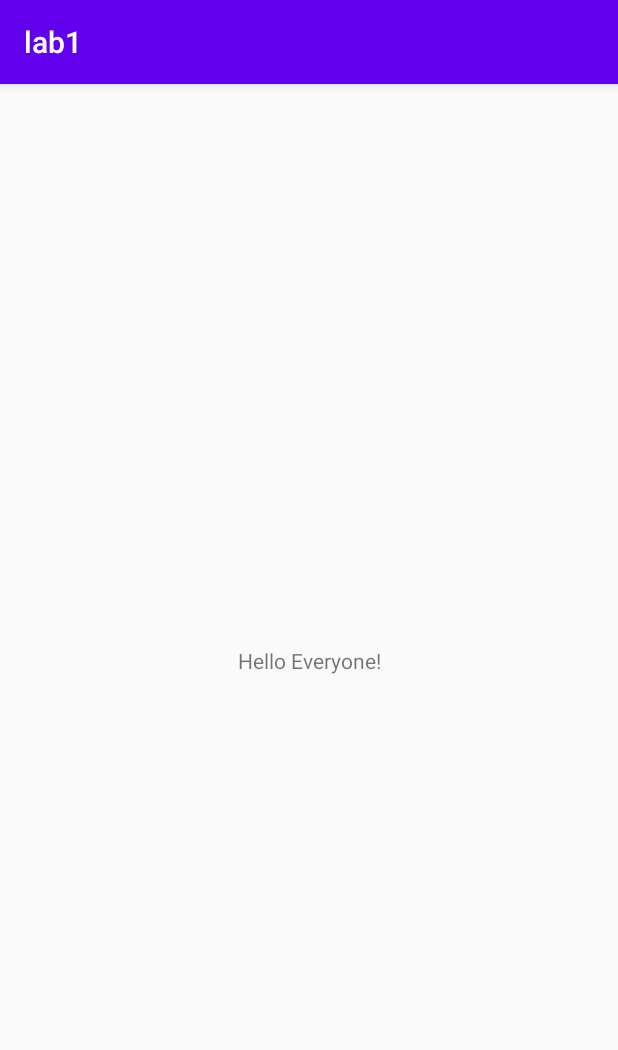
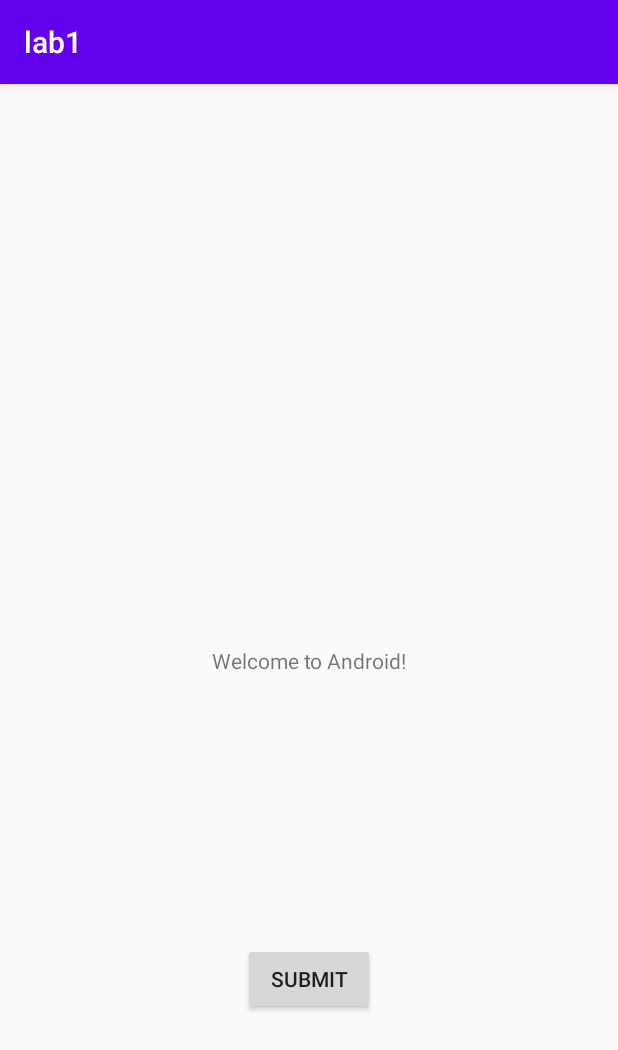
Before and after one commit to CS407-Fall-2021/lab1-BookSL0ver, an Android app: the screen it shows after launch (LabActivity), on a phone screen of 412 x 824 dp. Shown: the top 1050 px of the screen. Run offline under Robolectric (Android 15) with nearby library versions, the phone set to English and light mode, and no system bars.

Commit message:
Milestone 2

```diff
--- a/app/src/main/res/layout/activity_main.xml
+++ b/app/src/main/res/layout/activity_main.xml
@@ -7,12 +7,23 @@
     tools:context=".LabActivity">
 
     <TextView
+        android:id="@+id/textView"
         android:layout_width="wrap_content"
         android:layout_height="wrap_content"
-        android:text="Hello Everyone!"
+        android:text="Welcome to Android!"
         app:layout_constraintBottom_toBottomOf="parent"
         app:layout_constraintLeft_toLeftOf="parent"
         app:layout_constraintRight_toRightOf="parent"
         app:layout_constraintTop_toTopOf="parent" />
 
+    <Button
+        android:id="@+id/button"
+        android:layout_width="wrap_content"
+        android:layout_height="wrap_content"
+        android:layout_marginBottom="147dp"
+        android:text="Submit"
+        app:layout_constraintBottom_toBottomOf="parent"
+        app:layout_constraintEnd_toEndOf="parent"
+        app:layout_constraintStart_toStartOf="parent" />
+
 </androidx.constraintlayout.widget.ConstraintLayout>
```
